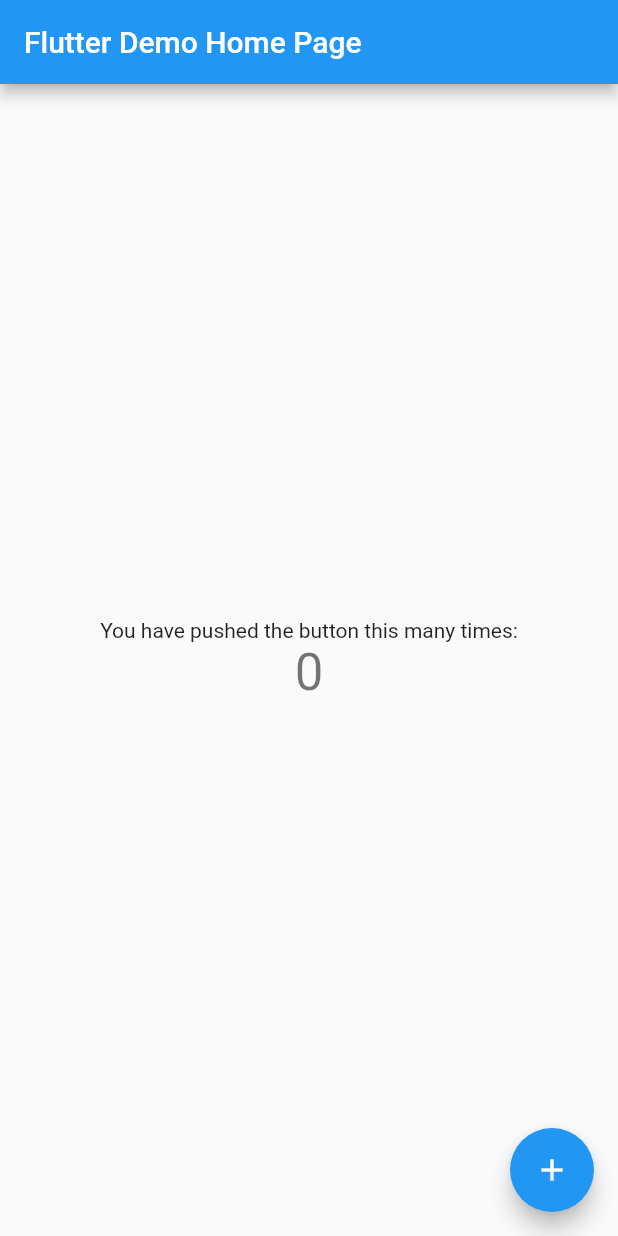
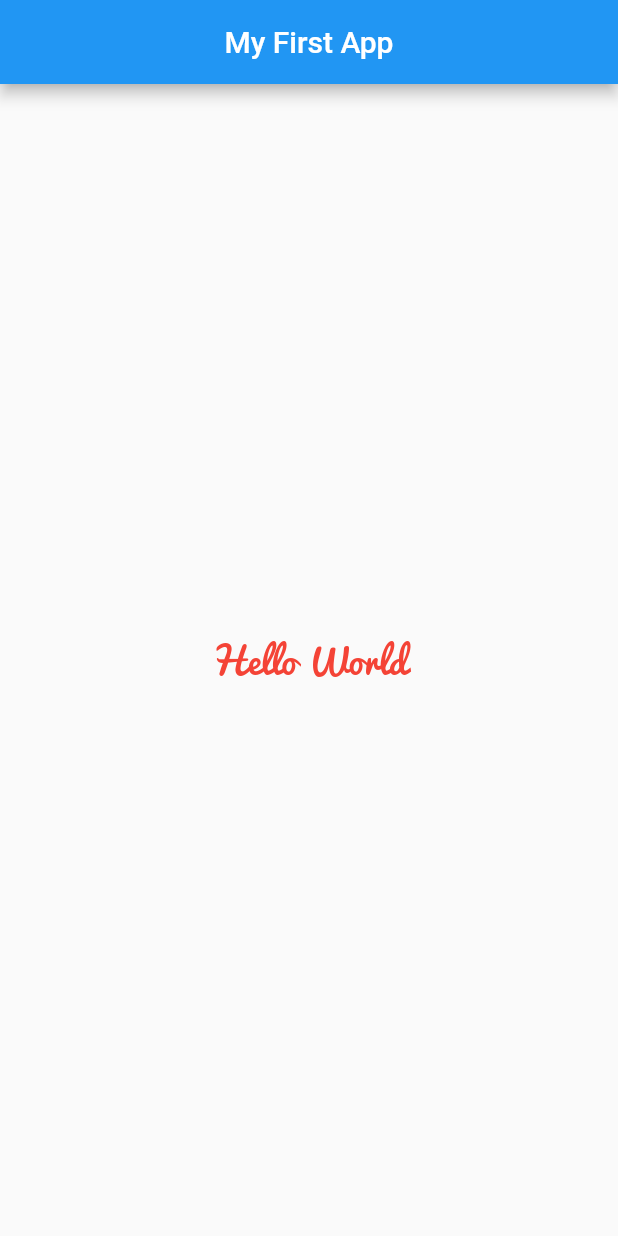
Before and after one commit to bgurtz/Flutter, a Flutter app: the screen it shows after launch, on a phone screen of 412 x 824 dp. Run offline on Flutter 3.47's test engine with Material 2 defaults, Android fonts, the phone set to English and light mode, and no system bars.

Commit message:
" Hello World with assets folder and custom Font and AppBar "

```diff
--- a/lib/main.dart
+++ b/lib/main.dart
@@ -1,111 +1,46 @@
 import 'package:flutter/material.dart';
 
-void main() => runApp(MyApp());
+void main() => runApp(new MyApp());
 
 class MyApp extends StatelessWidget {
   // This widget is the root of your application.
   @override
   Widget build(BuildContext context) {
-    return MaterialApp(
+    return new MaterialApp(
       title: 'Flutter Demo',
-      theme: ThemeData(
-        // This is the theme of your application.
-        //
-        // Try running your application with "flutter run". You'll see the
-        // application has a blue toolbar. Then, without quitting the app, try
-        // changing the primarySwatch below to Colors.green and then invoke
-        // "hot reload" (press "r" in the console where you ran "flutter run",
-        // or simply save your changes to "hot reload" in a Flutter IDE).
-        // Notice that the counter didn't reset back to zero; the application
-        // is not restarted.
+      theme: new ThemeData(
         primarySwatch: Colors.blue,
       ),
-      home: MyHomePage(title: 'Flutter Demo Home Page'),
+      home: new MyHomePage(),
     );
   }
 }
 
 class MyHomePage extends StatefulWidget {
-  MyHomePage({Key key, this.title}) : super(key: key);
-
-  // This widget is the home page of your application. It is stateful, meaning
-  // that it has a State object (defined below) that contains fields that affect
-  // how it looks.
-
-  // This class is the configuration for the state. It holds the values (in this
-  // case the title) provided by the parent (in this case the App widget) and
-  // used by the build method of the State. Fields in a Widget subclass are
-  // always marked "final".
-
-  final String title;
-
   @override
-  _MyHomePageState createState() => _MyHomePageState();
+  _MyHomePageState createState() => new _MyHomePageState();
 }
 
 class _MyHomePageState extends State<MyHomePage> {
-  int _counter = 0;
-
-  void _incrementCounter() {
-    setState(() {
-      // This call to setState tells the Flutter framework that something has
-      // changed in this State, which causes it to rerun the build method below
-      // so that the display can reflect the updated values. If we changed
-      // _counter without calling setState(), then the build method would not be
-      // called again, and so nothing would appear to happen.
-      _counter++;
-    });
-  }
 
   @override
   Widget build(BuildContext context) {
-    // This method is rerun every time setState is called, for instance as done
-    // by the _incrementCounter method above.
-    //
-    // The Flutter framework has been optimized to make rerunning build methods
-    // fast, so that you can just rebuild anything that needs updating rather
-    // than having to individually change instances of widgets.
-    return Scaffold(
-      appBar: AppBar(
-        // Here we take the value from the MyHomePage object that was created by
-        // the App.build method, and use it to set our appbar title.
-        title: Text(widget.title),
-      ),
-      body: Center(
-        // Center is a layout widget. It takes a single child and positions it
-        // in the middle of the parent.
-        child: Column(
-          // Column is also a layout widget. It takes a list of children and
-          // arranges them vertically. By default, it sizes itself to fit its
-          // children horizontally, and tries to be as tall as its parent.
-          //
-          // Invoke "debug painting" (press "p" in the console, choose the
-          // "Toggle Debug Paint" action from the Flutter Inspector in Android
-          // Studio, or the "Toggle Debug Paint" command in Visual Studio Code)
-          // to see the wireframe for each widget.
-          //
-          // Column has various properties to control how it sizes itself and
-          // how it positions its children. Here we use mainAxisAlignment to
-          // center the children vertically; the main axis here is the vertical
-          // axis because Columns are vertical (the cross axis would be
-          // horizontal).
-          mainAxisAlignment: MainAxisAlignment.center,
-          children: <Widget>[
-            Text(
-              'You have pushed the button this many times:',
-            ),
-            Text(
-              '$_counter',
-              style: Theme.of(context).textTheme.display1,
-            ),
-          ],
+    return new Scaffold(
+      appBar: new AppBar(
+        title: new Center(
+          child: new Text(
+            'My First App'
+          ),
         ),
       ),
-      floatingActionButton: FloatingActionButton(
-        onPressed: _incrementCounter,
-        tooltip: 'Increment',
-        child: Icon(Icons.add),
-      ), // This trailing comma makes auto-formatting nicer for build methods.
+      body: new Center(
+        child: new Text('Hello World',
+        style: new TextStyle(
+          fontFamily: 'Pacifico',
+          fontSize: 24.0,
+          color: Colors.red,
+        )),
+      ),
     );
   }
 }
```
Also changed, not shown: pubspec.yaml (+12 -7 lines), assets/fonts/Pacifico.ttf (added), assets/fonts/SourceSansPro-Regular.ttf (added), assets/images/bg.jpg (added), assets/images/bg_header.jpg (added), pubspec.lock, 1 other file.
